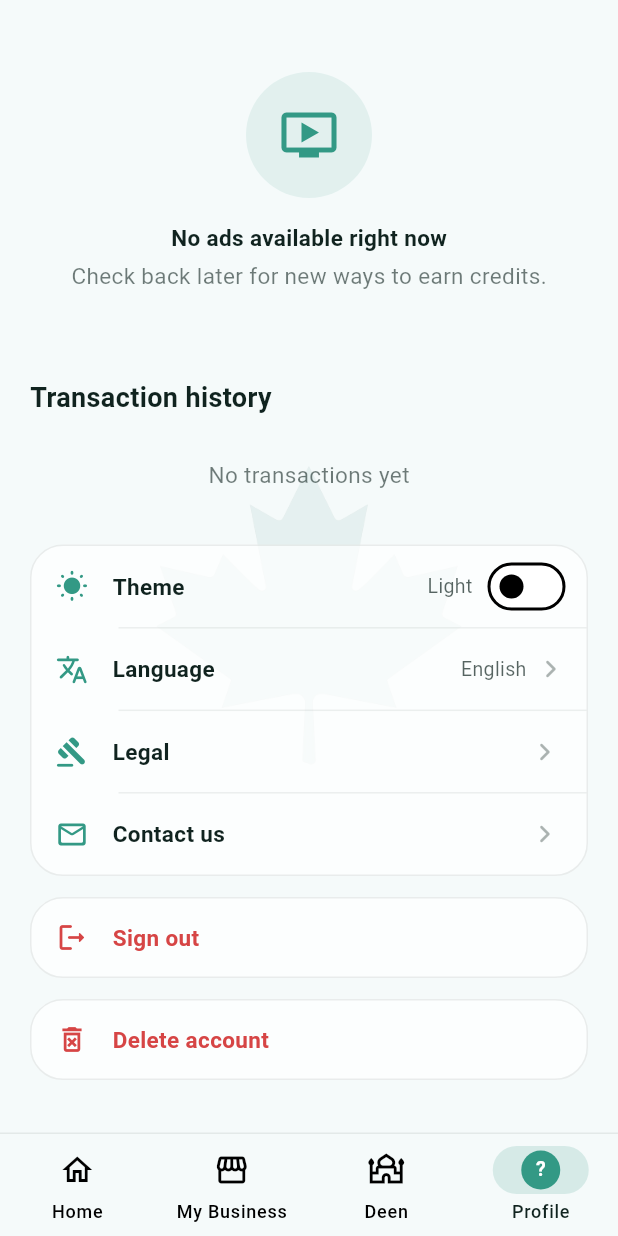
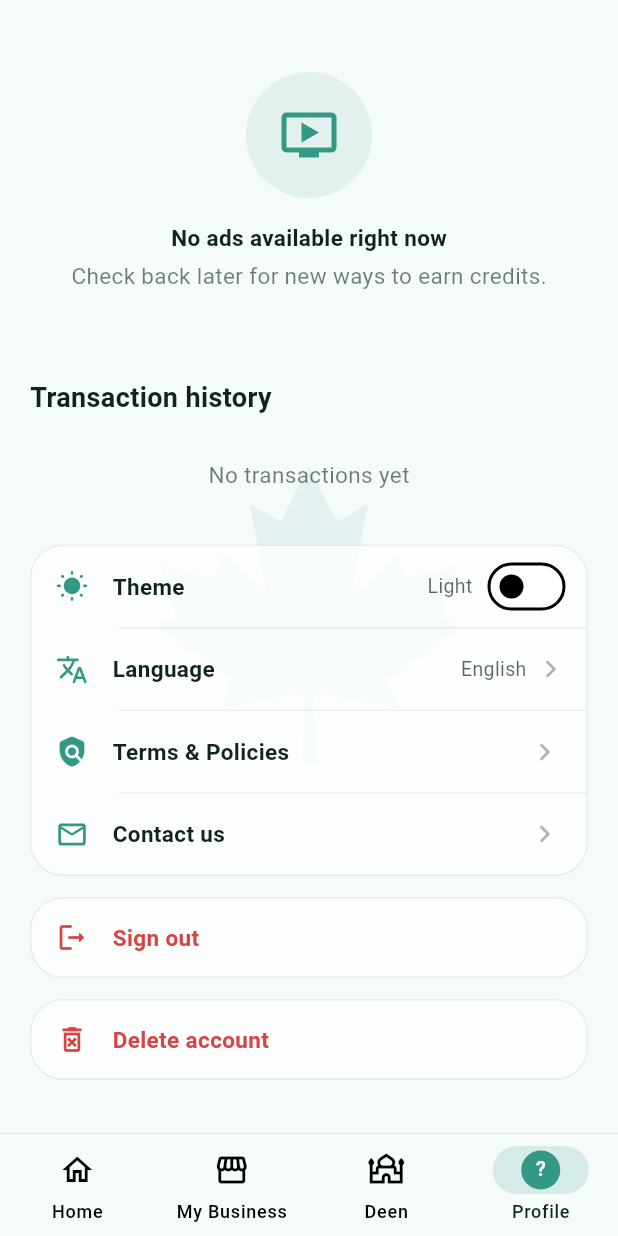
Before and after one commit to misbahmushtaq12/konnect_kashmir_v6, a Flutter app: the MainShell screen opened by its route, item 4 of the bottom bar chosen, scrolled down 452 dp, on a phone screen of 412 x 824 dp. Run offline on Flutter 3.47's test engine with Material 3 defaults, Android fonts, the phone set to English and light mode, and no system bars; our stand-ins replace firebase_core, firebase_messaging, flutter_compass, flutter_local_notifications, font_awesome_flutter, geocoding and 6 more; missing offline and left inert: facebook_app_events; accounts and stored records are empty; network calls fail.

Commit message:
legal and maintaing position in urdu

```diff
--- a/konnect_kashmir-main/lib/l10n/app_en.arb
+++ b/konnect_kashmir-main/lib/l10n/app_en.arb
@@ -29,7 +29,7 @@
   "validNameError": "Please enter a valid name",
   "profileUpdated": "Profile updated",
   "couldntSave": "Couldn't save. Try again.",
-  "legal": "Legal",
+  "legal": "Terms & Policies",
   "termsOfService": "Terms of Service",
   "privacyPolicy": "Privacy Policy",
   "refundPolicy": "Refund Policy",
--- a/konnect_kashmir-main/lib/l10n/app_hi.arb
+++ b/konnect_kashmir-main/lib/l10n/app_hi.arb
@@ -24,7 +24,7 @@
   "validNameError": "कृपया सही नाम दर्ज करें",
   "profileUpdated": "प्रोफ़ाइल अपडेट हो गई",
   "couldntSave": "सहेजा नहीं जा सका। फिर कोशिश करें।",
-  "legal": "कानूनी",
+  "legal": "नियम और नीतियां",
   "termsOfService": "सेवा की शर्तें",
   "privacyPolicy": "गोपनीयता नीति",
   "refundPolicy": "रिफ़ंड नीति",
--- a/konnect_kashmir-main/lib/l10n/app_localizations.dart
+++ b/konnect_kashmir-main/lib/l10n/app_localizations.dart
@@ -247,7 +247,7 @@ abstract class AppLocalizations {
   /// No description provided for @legal.
   ///
   /// In en, this message translates to:
-  /// **'Legal'**
+  /// **'Terms & Policies'**
   String get legal;
 
   /// No description provided for @termsOfService.
--- a/konnect_kashmir-main/lib/l10n/app_localizations_en.dart
+++ b/konnect_kashmir-main/lib/l10n/app_localizations_en.dart
@@ -83,7 +83,7 @@ class AppLocalizationsEn extends AppLocalizations {
   String get couldntSave => 'Couldn\'t save. Try again.';
 
   @override
-  String get legal => 'Legal';
+  String get legal => 'Terms & Policies';
 
   @override
   String get termsOfService => 'Terms of Service';
--- a/konnect_kashmir-main/lib/l10n/app_localizations_hi.dart
+++ b/konnect_kashmir-main/lib/l10n/app_localizations_hi.dart
@@ -83,7 +83,7 @@ class AppLocalizationsHi extends AppLocalizations {
   String get couldntSave => 'सहेजा नहीं जा सका। फिर कोशिश करें।';
 
   @override
-  String get legal => 'कानूनी';
+  String get legal => 'नियम और नीतियां';
 
   @override
   String get termsOfService => 'सेवा की शर्तें';
--- a/konnect_kashmir-main/lib/l10n/app_localizations_ur.dart
+++ b/konnect_kashmir-main/lib/l10n/app_localizations_ur.dart
@@ -84,7 +84,7 @@ class AppLocalizationsUr extends AppLocalizations {
   String get couldntSave => 'محفوظ نہیں ہو سکا۔ دوبارہ کوشش کریں۔';
 
   @override
-  String get legal => 'قانونی';
+  String get legal => 'شرائط و پالیسیاں';
 
   @override
   String get termsOfService => 'سروس کی شرائط';
--- a/konnect_kashmir-main/lib/l10n/app_ur.arb
+++ b/konnect_kashmir-main/lib/l10n/app_ur.arb
@@ -24,7 +24,7 @@
   "validNameError": "براہِ کرم درست نام درج کریں",
   "profileUpdated": "پروفائل اپ ڈیٹ ہو گئی",
   "couldntSave": "محفوظ نہیں ہو سکا۔ دوبارہ کوشش کریں۔",
-  "legal": "قانونی",
+  "legal": "شرائط و پالیسیاں",
   "termsOfService": "سروس کی شرائط",
   "privacyPolicy": "رازداری کی پالیسی",
   "refundPolicy": "ریفنڈ پالیسی",
--- a/konnect_kashmir-main/lib/screens/profile_tab.dart
+++ b/konnect_kashmir-main/lib/screens/profile_tab.dart
@@ -368,7 +368,7 @@ class _ProfileTabState extends State<ProfileTab> {
                 _group([
                   _themeRow(),
                   _languageRow(),
-                  _row(Icons.gavel_rounded, context.l10n.legal, onTap: _showLegal),
+                  _row(Icons.policy_rounded, context.l10n.legal, onTap: _showLegal),
                   _row(Icons.mail_outline_rounded, context.l10n.contactUs,
                       onTap: () => _push(const ContactScreen())),
                 ]),
```
Also changed, not shown: konnect_kashmir-main/lib/main.dart (+6 -1 lines), 1 other file.
